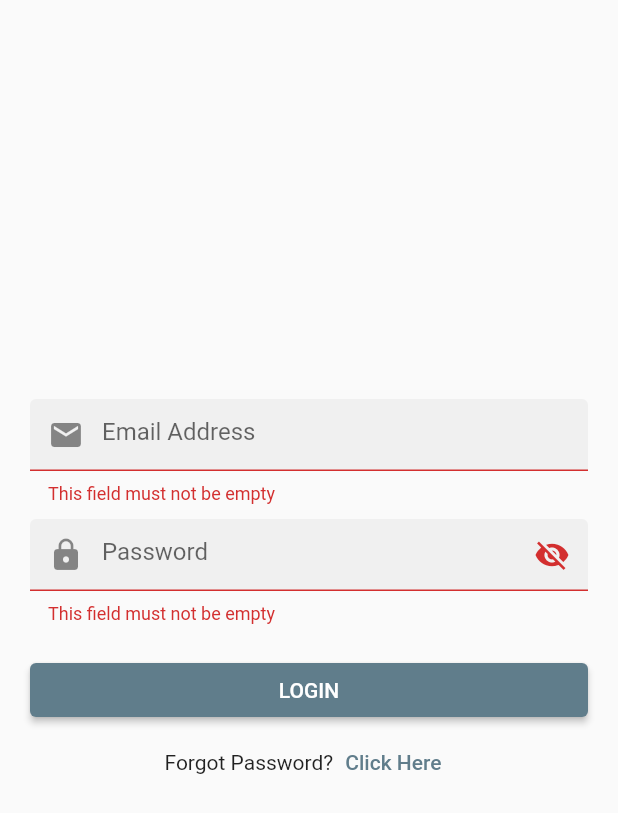
After one commit to PrantoMondal/FlutterEcommerceAdmin, a Flutter app: the LoginPage screen opened directly, after a tap on "LOGIN", on a phone screen of 412 x 824 dp. The commit adds this screen. Shown: the top 813 px of the screen. Run offline on Flutter 3.47's test engine with Material 2 defaults, Android fonts, the phone set to English and light mode, and no system bars; our stand-ins replace cloud_firestore, firebase_auth, firebase_core; accounts and stored records are empty.

Commit message:
login page added

```diff
--- /dev/null
+++ b/lib/auth/auth_service.dart
@@ -0,0 +1,18 @@
+import 'package:firebase_auth/firebase_auth.dart';
+
+import '../db/dbhelper.dart';
+
+
+class AuthService {
+  static final FirebaseAuth _auth = FirebaseAuth.instance;
+  static User? get user => _auth.currentUser;
+
+  static Future<bool> login(String email, String password) async {
+    final credential = await _auth.signInWithEmailAndPassword(
+        email: email, password: password);
+    return DbHelper.isAdmin(credential.user!.uid);
+  }
+
+  static Future<void> logout() => _auth.signOut();
+
+}
--- /dev/null
+++ b/lib/db/dbhelper.dart
@@ -0,0 +1,11 @@
+import 'package:cloud_firestore/cloud_firestore.dart';
+
+class DbHelper{
+  static const String collectionAdmin = 'Flutter_admins';
+  static FirebaseFirestore _db = FirebaseFirestore.instance;
+
+  static Future<bool> isAdmin(String uid) async{
+    final snapshot = await _db.collection(collectionAdmin).doc().get();
+    return snapshot.exists;
+  }
+}
--- a/lib/main.dart
+++ b/lib/main.dart
@@ -2,7 +2,6 @@ import 'package:firebase_core/firebase_core.dart';
 import 'package:flutter/material.dart';
 import 'package:flutter_ecommerce_admin/page/dashboard_page.dart';
 
-import 'constants/constants.dart';
 
 void main() async{
   WidgetsFlutterBinding.ensureInitialized();
--- /dev/null
+++ b/lib/page/login_page.dart
@@ -0,0 +1,132 @@
+
+import 'package:firebase_auth/firebase_auth.dart';
+
+import 'package:flutter/material.dart';
+import 'package:provider/provider.dart';
+
+import '../auth/auth_service.dart';
+import 'launcher_page.dart';
+
+class LoginPage extends StatefulWidget {
+  static const String routeName = '/login';
+
+  const LoginPage({Key? key}) : super(key: key);
+
+  @override
+  State<LoginPage> createState() => _LoginPageState();
+}
+
+class _LoginPageState extends State<LoginPage> {
+  final emailController = TextEditingController();
+  final passController = TextEditingController();
+  bool isObscureText = true;
+  final formKey = GlobalKey<FormState>();
+  String errMsg = '';
+
+  @override
+  void dispose() {
+    emailController.dispose();
+    passController.dispose();
+    super.dispose();
+  }
+
+  @override
+  Widget build(BuildContext context) {
+    return Scaffold(
+      body: Center(
+        child: Form(
+          key: formKey,
+          child: ListView(
+            padding: const EdgeInsets.all(20),
+            shrinkWrap: true,
+            children: [
+              TextFormField(
+                controller: emailController,
+                keyboardType: TextInputType.emailAddress,
+                decoration: const InputDecoration(
+                    hintText: 'Email Address',
+                    prefixIcon: Icon(Icons.email),
+                    filled: true),
+                validator: (value) {
+                  if(value == null || value.isEmpty) {
+                    return 'This field must not be empty';
+                  }
+                  return null;
+                },
+              ),
+              const SizedBox(
+                height: 10,
+              ),
+              TextFormField(
+                obscureText: isObscureText,
+                controller: passController,
+                decoration: InputDecoration(
+                  hintText: 'Password',
+                  prefixIcon: Icon(Icons.lock),
+                  suffixIcon: IconButton(
+                    icon: Icon(
+                        isObscureText ? Icons.visibility_off : Icons.visibility),
+                    onPressed: () => setState(() {
+                      isObscureText = !isObscureText;
+                    }),
+                  ),
+                  filled: true,
+                ),
+                validator: (value) {
+                  if(value == null || value.isEmpty) {
+                    return 'This field must not be empty';
+                  }
+                  return null;
+                },
+              ),
+              const SizedBox(
+                height: 20,
+              ),
+              ElevatedButton(
+                onPressed: () {
+                  authenticate();
+                },
+                child: const Text('LOGIN'),
+              ),
+              Row(
+                mainAxisAlignment: MainAxisAlignment.center,
+                children: [
+                  const Text('Forgot Password?'),
+                  TextButton(
+                    onPressed: () {
+
+                    },
+                    child: const Text('Click Here'),
+                  )
+                ],
+              ),
+              const SizedBox(height: 10,),
+              Text(errMsg, style: TextStyle(color: Theme.of(context).errorColor),)
+            ],
+          ),
+        ),
+      ),
+    );
+  }
+
+  authenticate() async {
+    if(formKey.currentState!.validate()) {
+      try {
+        final status = await AuthService.login(emailController.text, passController.text);
+        if(status) {
+          if(!mounted) return;
+          Navigator.pushReplacementNamed(context, LauncherPage.routeName);
+        } else {
+          await AuthService.logout();
+          setState(() {
+            errMsg = 'This email does not belong to an Admin account';
+          });
+        }
+      } on FirebaseAuthException catch (e) {
+        setState(() {
+          errMsg = e.message!;
+        });
+      }
+    }
+  }
+}
--- a/pubspec.yaml
+++ b/pubspec.yaml
@@ -38,7 +38,7 @@ dependencies:
   # Use with the CupertinoIcons class for iOS style icons.
   cupertino_icons: ^1.0.2
   firebase_core:
-  firebase_auth:
+  firebase_auth: 4.2.5
   cloud_firestore:
   firebase_storage:
   firebase_messaging:
```
Also changed, not shown: lib/page/launcher_page.dart (added, +35 -0 lines), pubspec.lock.
